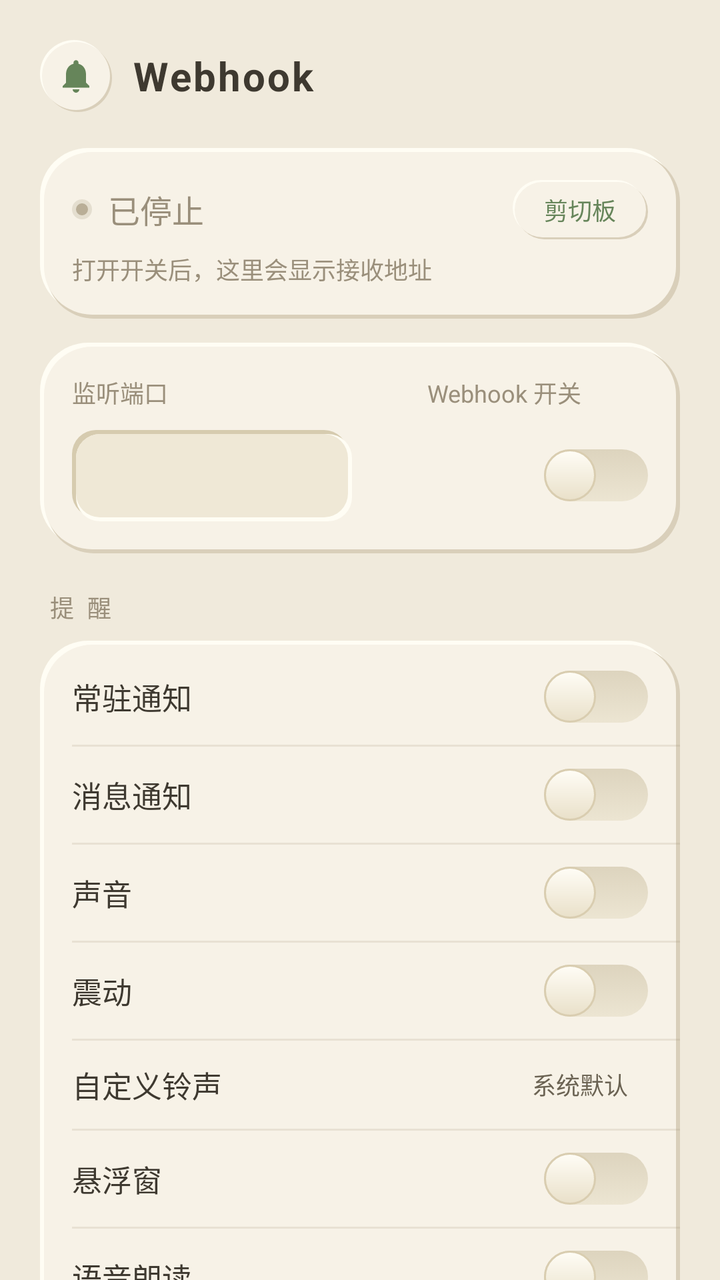
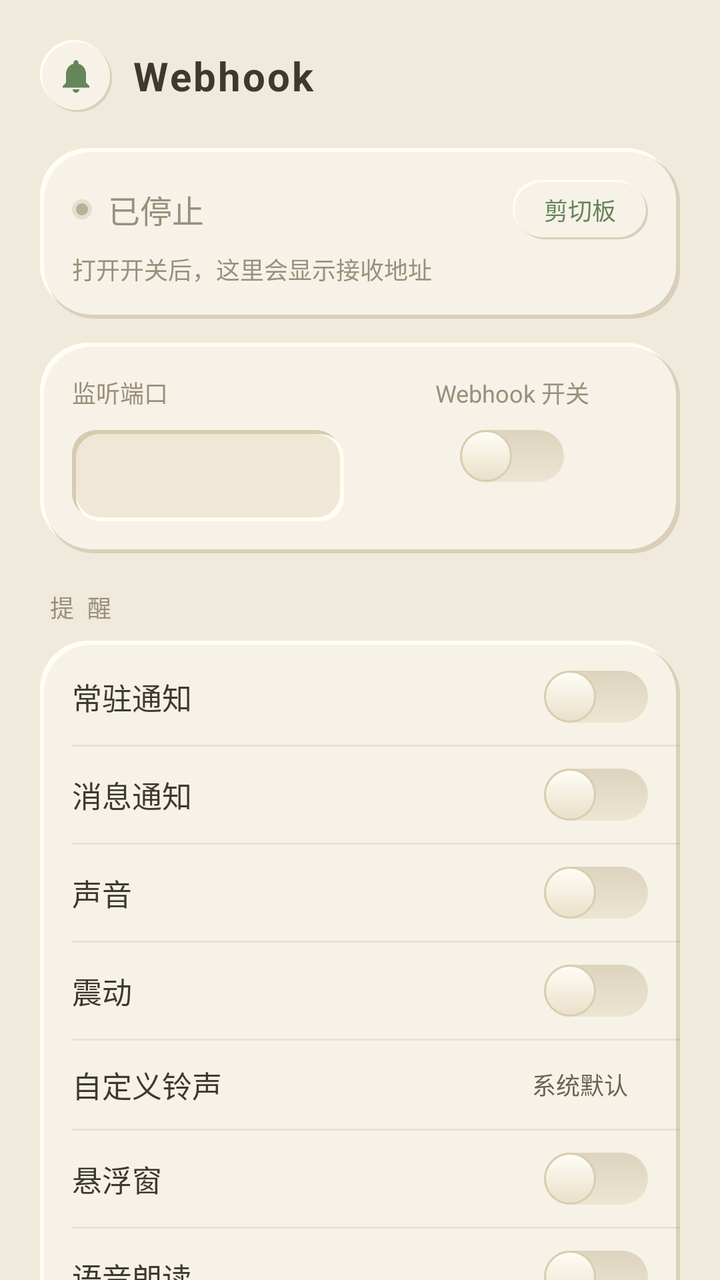

Compare the two renders of this Android layout. The source of the first and the diff that turns it into the second are given below.
<!-- AndroidManifest.xml: application theme AppTheme -->
<!-- res/layout/activity_main.xml -->
<?xml version="1.0" encoding="utf-8"?>
<ScrollView xmlns:android="http://schemas.android.com/apk/res/android"
    android:layout_width="match_parent"
    android:layout_height="match_parent"
    android:fillViewport="true"
    android:scrollbars="none">

    <LinearLayout
        android:layout_width="match_parent"
        android:layout_height="wrap_content"
        android:orientation="vertical"
        android:padding="20dp">

        <LinearLayout
            android:layout_width="match_parent"
            android:layout_height="wrap_content"
            android:orientation="horizontal"
            android:gravity="center_vertical"
            android:paddingBottom="4dp">

            <ImageView
                android:layout_width="36dp"
                android:layout_height="36dp"
                android:background="@drawable/bg_pill"
                android:src="@drawable/ic_notification"
                android:tint="@color/accent_deep"
                android:padding="8dp"/>

            <TextView
                android:layout_width="wrap_content"
                android:layout_height="wrap_content"
                android:layout_marginStart="10dp"
                android:text="Webhook"
                android:textColor="@color/ink"
                android:textSize="20sp"
                android:textStyle="bold"
                android:letterSpacing="0.05"/>
        </LinearLayout>

        <LinearLayout
            android:layout_width="match_parent"
            android:layout_height="wrap_content"
            android:orientation="vertical"
            android:background="@drawable/bg_card"
            android:padding="16dp"
            android:layout_marginTop="14dp">

            <LinearLayout
                android:layout_width="match_parent"
                android:layout_height="wrap_content"
                android:orientation="horizontal"
                android:gravity="center_vertical">

                <View
                    android:id="@+id/led"
                    android:layout_width="10dp"
                    android:layout_height="10dp"
                    android:background="@drawable/led_off"/>

                <TextView
                    android:id="@+id/status"
                    android:layout_width="0dp"
                    android:layout_height="wrap_content"
                    android:layout_weight="3"
                    android:layout_marginStart="8dp"
                    android:text="已停止"
                    android:textColor="@color/muted"
                    android:textSize="16sp"
                    android:maxLines="1"
                    android:ellipsize="end"/>

                <TextView
                    android:id="@+id/clip_btn"
                    android:layout_width="0dp"
                    android:layout_height="wrap_content"
                    android:layout_weight="1"
                    android:background="@drawable/bg_pill"
                    android:paddingTop="6dp"
                    android:paddingBottom="6dp"
                    android:text="剪切板"
                    android:gravity="center"
                    android:textColor="@color/accent_deep"
                    android:textSize="12sp"
                    android:clickable="true"
                    android:focusable="true"
                    android:foreground="?android:attr/selectableItemBackground"/>
            </LinearLayout>

            <TextView
                android:id="@+id/urls"
                android:layout_width="match_parent"
                android:layout_height="wrap_content"
                android:layout_marginTop="6dp"
                android:text="打开开关后，这里会显示接收地址"
                android:textColor="@color/muted"
                android:textSize="12sp"/>
        </LinearLayout>

        <LinearLayout
            android:layout_width="match_parent"
            android:layout_height="wrap_content"
            android:orientation="vertical"
            android:background="@drawable/bg_card"
            android:padding="16dp"
            android:layout_marginTop="12dp">

            <LinearLayout
                android:layout_width="match_parent"
                android:layout_height="wrap_content"
                android:orientation="horizontal">

                <TextView
                    android:layout_width="0dp"
                    android:layout_height="wrap_content"
                    android:layout_weight="1"
                    android:text="监听端口"
                    android:textColor="@color/muted"
                    android:textSize="12sp"/>

                <TextView
                    android:layout_width="0dp"
                    android:layout_height="wrap_content"
                    android:layout_weight="1"
                    android:text="Webhook 开关"
                    android:textColor="@color/muted"
                    android:textSize="12sp"
                    android:gravity="center"/>
            </LinearLayout>

            <LinearLayout
                android:layout_width="match_parent"
                android:layout_height="wrap_content"
                android:orientation="horizontal"
                android:gravity="center_vertical"
                android:layout_marginTop="10dp">

                <EditText
                    android:id="@+id/port"
                    android:layout_width="0dp"
                    android:layout_height="wrap_content"
                    android:layout_weight="1"
                    android:background="@drawable/bg_inset"
                    android:padding="12dp"
                    android:inputType="number"
                    android:maxLength="5"
                    android:textSize="16sp"
                    android:textColor="@color/ink"/>

                <Switch
                    android:id="@+id/toggle"
                    style="@style/NeoSwitch"
                    android:layout_width="0dp"
                    android:layout_height="wrap_content"
                    android:layout_weight="1"
                    android:gravity="center"
                    android:layout_marginStart="8dp"/>
            </LinearLayout>
        </LinearLayout>

        <TextView
            android:layout_width="wrap_content"
            android:layout_height="wrap_content"
            android:layout_marginTop="18dp"
            android:layout_marginStart="4dp"
            android:text="提 醒"
            android:textColor="@color/muted"
            android:textSize="12sp"
            android:letterSpacing="0.15"/>

        <LinearLayout
            android:layout_width="match_parent"
            android:layout_height="wrap_content"
            android:orientation="vertical"
            android:background="@drawable/bg_card"
            android:paddingTop="4dp"
            android:paddingBottom="4dp"
            android:layout_marginTop="8dp">

            <LinearLayout
                android:layout_width="match_parent"
                android:layout_height="wrap_content"
                android:orientation="horizontal"
                android:gravity="center_vertical"
                android:paddingStart="16dp"
                android:paddingEnd="16dp"
                android:paddingTop="11dp"
                android:paddingBottom="11dp">

                <TextView
                    android:layout_width="0dp"
                    android:layout_height="wrap_content"
                    android:layout_weight="1"
                    android:text="常驻通知"
                    android:textColor="@color/ink"
                    android:textSize="15sp"/>

                <Switch
                    android:id="@+id/sw_fgs"
                    style="@style/NeoSwitch"
                    android:layout_width="wrap_content"
                    android:layout_height="wrap_content"/>
            </LinearLayout>

            <View
                android:layout_width="match_parent"
                android:layout_height="1dp"
                android:layout_marginStart="16dp"
                android:background="@color/divider"/>

            <LinearLayout
                android:layout_width="match_parent"
                android:layout_height="wrap_content"
                android:orientation="horizontal"
                android:gravity="center_vertical"
                android:paddingStart="16dp"
                android:paddingEnd="16dp"
                android:paddingTop="11dp"
                android:paddingBottom="11dp">

                <TextView
                    android:layout_width="0dp"
                    android:layout_height="wrap_content"
                    android:layout_weight="1"
                    android:text="消息通知"
                    android:textColor="@color/ink"
                    android:textSize="15sp"/>

                <Switch
                    android:id="@+id/sw_notify"
                    style="@style/NeoSwitch"
                    android:layout_width="wrap_content"
                    android:layout_height="wrap_content"/>
            </LinearLayout>

            <View
                android:layout_width="match_parent"
                android:layout_height="1dp"
                android:layout_marginStart="16dp"
                android:background="@color/divider"/>

            <LinearLayout
                android:layout_width="match_parent"
                android:layout_height="wrap_content"
                android:orientation="horizontal"
                android:gravity="center_vertical"
                android:paddingStart="16dp"
                android:paddingEnd="16dp"
                android:paddingTop="11dp"
                android:paddingBottom="11dp">

                <TextView
                    android:layout_width="0dp"
                    android:layout_height="wrap_content"
                    android:layout_weight="1"
                    android:text="声音"
                    android:textColor="@color/ink"
                    android:textSize="15sp"/>

                <Switch
                    android:id="@+id/sw_sound"
                    style="@style/NeoSwitch"
                    android:layout_width="wrap_content"
                    android:layout_height="wrap_content"/>
            </LinearLayout>

            <View
                android:layout_width="match_parent"
                android:layout_height="1dp"
                android:layout_marginStart="16dp"
                android:background="@color/divider"/>

            <LinearLayout
                android:layout_width="match_parent"
                android:layout_height="wrap_content"
                android:orientation="horizontal"
                android:gravity="center_vertical"
                android:paddingStart="16dp"
                android:paddingEnd="16dp"
                android:paddingTop="11dp"
                android:paddingBottom="11dp">

                <TextView
                    android:layout_width="0dp"
                    android:layout_height="wrap_content"
                    android:layout_weight="1"
                    android:text="震动"
                    android:textColor="@color/ink"
                    android:textSize="15sp"/>

                <Switch
                    android:id="@+id/sw_vibrate"
                    style="@style/NeoSwitch"
                    android:layout_width="wrap_content"
                    android:layout_height="wrap_content"/>
            </LinearLayout>

            <View
                android:layout_width="match_parent"
                android:layout_height="1dp"
                android:layout_marginStart="16dp"
                android:background="@color/divider"/>

            <LinearLayout
                android:id="@+id/ring_row"
                android:layout_width="match_parent"
                android:layout_height="wrap_content"
                android:orientation="horizontal"
                android:gravity="center_vertical"
                android:paddingStart="16dp"
                android:paddingEnd="16dp"
                android:paddingTop="11dp"
                android:paddingBottom="11dp"
                android:clickable="true"
                android:focusable="true"
                android:foreground="?android:attr/selectableItemBackground">

                <TextView
                    android:layout_width="0dp"
                    android:layout_height="wrap_content"
                    android:layout_weight="1"
                    android:text="自定义铃声"
                    android:textColor="@color/ink"
                    android:textSize="15sp"/>

                <TextView
                    android:id="@+id/ring_val"
                    android:layout_width="wrap_content"
                    android:layout_height="wrap_content"
                    android:layout_marginEnd="10dp"
                    android:text="系统默认"
                    android:textColor="@color/dark"
                    android:textSize="12sp"
                    android:maxLines="1"
                    android:ellipsize="end"
                    android:maxWidth="140dp"/>
            </LinearLayout>

            <View
                android:layout_width="match_parent"
                android:layout_height="1dp"
                android:layout_marginStart="16dp"
                android:background="@color/divider"/>

            <LinearLayout
                android:layout_width="match_parent"
                android:layout_height="wrap_content"
                android:orientation="horizontal"
                android:gravity="center_vertical"
                android:paddingStart="16dp"
                android:paddingEnd="16dp"
                android:paddingTop="11dp"
                android:paddingBottom="11dp">

                <TextView
                    android:layout_width="0dp"
                    android:layout_height="wrap_content"
                    android:layout_weight="1"
                    android:text="悬浮窗"
                    android:textColor="@color/ink"
                    android:textSize="15sp"/>

                <Switch
                    android:id="@+id/sw_float_msg"
                    style="@style/NeoSwitch"
                    android:layout_width="wrap_content"
                    android:layout_height="wrap_content"/>
            </LinearLayout>

            <View
                android:layout_width="match_parent"
                android:layout_height="1dp"
                android:layout_marginStart="16dp"
                android:background="@color/divider"/>

            <LinearLayout
                android:layout_width="match_parent"
                android:layout_height="wrap_content"
                android:orientation="horizontal"
                android:gravity="center_vertical"
                android:paddingStart="16dp"
                android:paddingEnd="16dp"
                android:paddingTop="11dp"
                android:paddingBottom="11dp">

                <TextView
                    android:layout_width="0dp"
                    android:layout_height="wrap_content"
                    android:layout_weight="1"
                    android:text="语音朗读"
                    android:textColor="@color/ink"
                    android:textSize="15sp"/>

                <Switch
                    android:id="@+id/sw_tts"
                    style="@style/NeoSwitch"
                    android:layout_width="wrap_content"
                    android:layout_height="wrap_content"/>
            </LinearLayout>
        </LinearLayout>

        <TextView
            android:layout_width="wrap_content"
            android:layout_height="wrap_content"
            android:layout_marginTop="18dp"
            android:layout_marginStart="4dp"
            android:text="保 活"
            android:textColor="@color/muted"
            android:textSize="12sp"
            android:letterSpacing="0.15"/>

        <LinearLayout
            android:layout_width="match_parent"
            android:layout_height="wrap_content"
            android:orientation="vertical"
            android:background="@drawable/bg_card"
            android:paddingTop="4dp"
            android:paddingBottom="4dp"
            android:layout_marginTop="8dp">

            <LinearLayout
                android:layout_width="match_parent"
                android:layout_height="wrap_content"
                android:orientation="horizontal"
                android:gravity="center_vertical"
                android:paddingStart="16dp"
                android:paddingEnd="16dp"
                android:paddingTop="11dp"
                android:paddingBottom="11dp">

                <TextView
                    android:layout_width="0dp"
                    android:layout_height="wrap_content"
                    android:layout_weight="1"
                    android:text="开机自启"
                    android:textColor="@color/ink"
                    android:textSize="15sp"/>

                <Switch
                    android:id="@+id/sw_boot"
                    style="@style/NeoSwitch"
                    android:layout_width="wrap_content"
                    android:layout_height="wrap_content"/>
            </LinearLayout>

            <View
                android:layout_width="match_parent"
                android:layout_height="1dp"
                android:layout_marginStart="16dp"
                android:background="@color/divider"/>

            <LinearLayout
                android:layout_width="match_parent"
                android:layout_height="wrap_content"
                android:orientation="horizontal"
                android:gravity="center_vertical"
                android:paddingStart="16dp"
                android:paddingEnd="16dp"
                android:paddingTop="11dp"
                android:paddingBottom="11dp">

                <TextView
                    android:layout_width="0dp"
                    android:layout_height="wrap_content"
                    android:layout_weight="1"
                    android:text="电池优化白名单"
                    android:textColor="@color/ink"
                    android:textSize="15sp"/>

                <TextView
                    android:id="@+id/battery"
                    android:layout_width="wrap_content"
                    android:layout_height="wrap_content"
                    android:background="@drawable/bg_pill"
                    android:paddingStart="14dp"
                    android:paddingEnd="14dp"
                    android:paddingTop="5dp"
                    android:paddingBottom="5dp"
                    android:text="去设置"
                    android:textColor="@color/dark"
                    android:textSize="12sp"
                    android:clickable="true"
                    android:focusable="true"
                    android:foreground="?android:attr/selectableItemBackground"/>
            </LinearLayout>
        </LinearLayout>

        <TextView
            android:layout_width="match_parent"
            android:layout_height="wrap_content"
            android:layout_marginTop="18dp"
            android:text="向 http://手机IP:端口 发送 POST 请求，消息将按上方开关分发到通知栏、声音、悬浮窗、悬浮球与语音朗读。\n\n支持 JSON（自动提取 title / text / message / content 等字段）、表单参数、纯文本。\n\n悬浮窗与悬浮球需在系统设置中授权；部分手机请同时允许「自启动」与「后台运行」。"
            android:textColor="@color/muted"
            android:textSize="12sp"
            android:lineSpacingExtra="4dp"/>
    </LinearLayout>
</ScrollView>
<!-- resources referenced by this layout -->
<resources>
  <color name="accent_deep">#66855A</color>
  <color name="dark">#6B6353</color>
  <color name="divider">#30A6967A</color>
  <color name="ink">#3E3930</color>
  <color name="muted">#9A8F7B</color>
  <!-- drawable bg_card (drawable) -->
  <?xml version="1.0" encoding="utf-8"?>
  <layer-list xmlns:android="http://schemas.android.com/apk/res/android">
      <item android:bottom="3dp" android:right="3dp">
          <shape>
              <corners android:radius="24dp"/>
              <solid android:color="@color/hi"/>
          </shape>
      </item>
      <item android:top="3dp" android:left="3dp">
          <shape>
              <corners android:radius="24dp"/>
              <solid android:color="@color/sh"/>
          </shape>
      </item>
      <item android:top="2dp" android:left="2dp" android:right="2dp" android:bottom="2dp">
          <shape>
              <corners android:radius="24dp"/>
              <solid android:color="@color/card"/>
          </shape>
      </item>
  </layer-list>
  <!-- drawable ic_notification (drawable) -->
  <?xml version="1.0" encoding="utf-8"?>
  <vector xmlns:android="http://schemas.android.com/apk/res/android"
      android:width="24dp" android:height="24dp"
      android:viewportWidth="24" android:viewportHeight="24">
      <path android:fillColor="#FFFFFFFF"
          android:pathData="M12,22c1.1,0 2,-0.9 2,-2h-4c0,1.1 0.9,2 2,2zM18,16v-5c0,-3.07 -1.63,-5.64 -4.5,-6.32v-0.68c0,-0.83 -0.67,-1.5 -1.5,-1.5s-1.5,0.67 -1.5,1.5v0.68C7.64,5.36 6,7.92 6,11v5l-2,2v1h16v-1L18,16z"/>
  </vector>
  <!-- drawable led_off (drawable) -->
  <?xml version="1.0" encoding="utf-8"?>
  <layer-list xmlns:android="http://schemas.android.com/apk/res/android">
      <item>
          <shape android:shape="oval">
              <solid android:color="#4DB9AE97"/>
          </shape>
      </item>
      <item android:top="2dp" android:bottom="2dp" android:left="2dp" android:right="2dp">
          <shape android:shape="oval">
              <solid android:color="#B9AE97"/>
          </shape>
      </item>
  </layer-list>
  <style name="NeoSwitch">
          <item name="android:switchMinWidth">46dp</item>
          <item name="android:thumb">@drawable/switch_thumb</item>
          <item name="android:track">@drawable/switch_track</item>
          <item name="android:thumbOffset">0dp</item>
          <item name="android:showText">false</item>
      </style>
  <style name="AppTheme" parent="@android:style/Theme.Material.Light.NoActionBar">
          <item name="android:windowBackground">@color/bg</item>
          <item name="android:statusBarColor">@color/bg</item>
          <item name="android:navigationBarColor">@color/bg</item>
          <item name="android:windowLightStatusBar">true</item>
      </style>
  <color name="hi">#FFFDF4</color>
  <color name="sh">#D9CFBA</color>
  <color name="card">#F7F2E7</color>
  <color name="recess">#EFE8D6</color>
  <!-- drawable switch_thumb (drawable) -->
  <?xml version="1.0" encoding="utf-8"?>
  <shape xmlns:android="http://schemas.android.com/apk/res/android" android:shape="oval">
      <size android:width="26dp" android:height="26dp"/>
      <gradient android:angle="270" android:startColor="#FFFDF6" android:endColor="#E9E0C9"/>
      <stroke android:width="1dp" android:color="#D9CDB0"/>
  </shape>
  <!-- drawable switch_track (drawable) -->
  <?xml version="1.0" encoding="utf-8"?>
  <selector xmlns:android="http://schemas.android.com/apk/res/android">
      <item android:state_checked="true">
          <shape>
              <size android:width="46dp" android:height="26dp"/>
              <corners android:radius="13dp"/>
              <gradient android:angle="270" android:startColor="#8FAD7E" android:endColor="#67855C"/>
          </shape>
      </item>
      <item>
          <shape>
              <size android:width="46dp" android:height="26dp"/>
              <corners android:radius="13dp"/>
              <gradient android:angle="270" android:startColor="#DDD4BE" android:endColor="#ECE5D2"/>
          </shape>
      </item>
  </selector>
  <color name="bg">#F0EADC</color>
  <!-- unchanged entries left out for length: 2 -->
</resources>

<!-- the commit's change to res/layout/activity_main.xml (unified diff, before → after) -->
@@ -109,51 +109,56 @@
                 android:layout_height="wrap_content"
                 android:orientation="horizontal">
 
-                <TextView
-                    android:layout_width="0dp"
-                    android:layout_height="wrap_content"
-                    android:layout_weight="1"
-                    android:text="监听端口"
-                    android:textColor="@color/muted"
-                    android:textSize="12sp"/>
-
-                <TextView
-                    android:layout_width="0dp"
-                    android:layout_height="wrap_content"
-                    android:layout_weight="1"
-                    android:text="Webhook 开关"
-                    android:textColor="@color/muted"
-                    android:textSize="12sp"
-                    android:gravity="center"/>
-            </LinearLayout>
-
-            <LinearLayout
-                android:layout_width="match_parent"
-                android:layout_height="wrap_content"
-                android:orientation="horizontal"
-                android:gravity="center_vertical"
-                android:layout_marginTop="10dp">
-
-                <EditText
-                    android:id="@+id/port"
-                    android:layout_width="0dp"
-                    android:layout_height="wrap_content"
-                    android:layout_weight="1"
-                    android:background="@drawable/bg_inset"
-                    android:padding="12dp"
-                    android:inputType="number"
-                    android:maxLength="5"
-                    android:textSize="16sp"
-                    android:textColor="@color/ink"/>
-
-                <Switch
-                    android:id="@+id/toggle"
-                    style="@style/NeoSwitch"
-                    android:layout_width="0dp"
-                    android:layout_height="wrap_content"
-                    android:layout_weight="1"
-                    android:gravity="center"
-                    android:layout_marginStart="8dp"/>
+                <LinearLayout
+                    android:layout_width="0dp"
+                    android:layout_height="wrap_content"
+                    android:layout_weight="1"
+                    android:orientation="vertical">
+
+                    <TextView
+                        android:layout_width="match_parent"
+                        android:layout_height="wrap_content"
+                        android:text="监听端口"
+                        android:textColor="@color/muted"
+                        android:textSize="12sp"/>
+
+                    <EditText
+                        android:id="@+id/port"
+                        android:layout_width="match_parent"
+                        android:layout_height="wrap_content"
+                        android:layout_marginTop="10dp"
+                        android:background="@drawable/bg_inset"
+                        android:padding="12dp"
+                        android:inputType="number"
+                        android:maxLength="5"
+                        android:textSize="16sp"
+                        android:textColor="@color/ink"/>
+                </LinearLayout>
+
+                <LinearLayout
+                    android:layout_width="0dp"
+                    android:layout_height="wrap_content"
+                    android:layout_weight="1"
+                    android:layout_marginStart="16dp"
+                    android:orientation="vertical"
+                    android:gravity="center_horizontal">
+
+                    <TextView
+                        android:layout_width="match_parent"
+                        android:layout_height="wrap_content"
+                        android:text="Webhook 开关"
+                        android:textColor="@color/muted"
+                        android:textSize="12sp"
+                        android:gravity="center"/>
+
+                    <Switch
+                        android:id="@+id/toggle"
+                        style="@style/NeoSwitch"
+                        android:layout_width="wrap_content"
+                        android:layout_height="wrap_content"
+                        android:layout_marginTop="10dp"
+                        android:layout_gravity="center_horizontal"/>
+                </LinearLayout>
             </LinearLayout>
         </LinearLayout>
 
